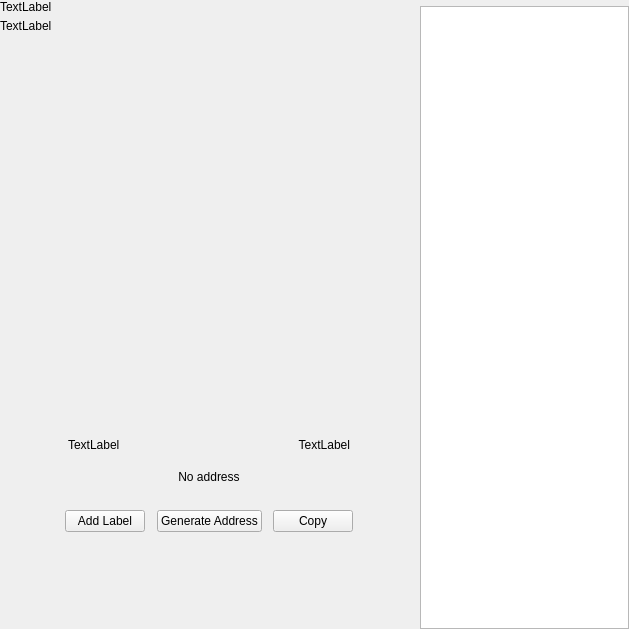
dogecash/dogecash-old, file src/qt/dogecash/forms/receivewidget.ui: the form before one commit.
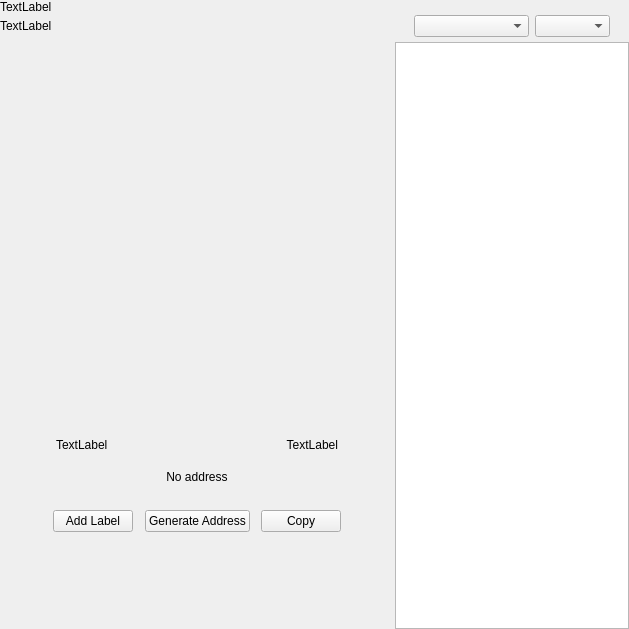
The form after the commit. Custom widgets are drawn as their Qt base class.

The edit to the form file:
```diff
--- a/src/qt/dogecash/forms/receivewidget.ui
+++ b/src/qt/dogecash/forms/receivewidget.ui
@@ -375,6 +375,66 @@
           </item>
          </layout>
         </item>
+         <item>
+         <widget class="QWidget" name="sortWidget" native="true">
+          <layout class="QHBoxLayout" name="horizontalLayout_6">
+           <property name="leftMargin">
+            <number>19</number>
+           </property>
+           <property name="rightMargin">
+            <number>19</number>
+           </property>
+           <property name="bottomMargin">
+            <number>5</number>
+           </property>
+           <item>
+            <spacer name="horizontalSpacer_3">
+             <property name="orientation">
+              <enum>Qt::Horizontal</enum>
+             </property>
+             <property name="sizeHint" stdset="0">
+              <size>
+               <width>40</width>
+               <height>20</height>
+              </size>
+             </property>
+            </spacer>
+           </item>
+           <item>
+            <widget class="QComboBox" name="comboBoxSort">
+             <property name="sizePolicy">
+              <sizepolicy hsizetype="Preferred" vsizetype="Fixed">
+               <horstretch>0</horstretch>
+               <verstretch>0</verstretch>
+              </sizepolicy>
+             </property>
+             <property name="minimumSize">
+              <size>
+               <width>115</width>
+               <height>0</height>
+              </size>
+             </property>
+            </widget>
+           </item>
+           <item>
+            <widget class="QComboBox" name="comboBoxSortOrder">
+             <property name="sizePolicy">
+              <sizepolicy hsizetype="Preferred" vsizetype="Fixed">
+               <horstretch>0</horstretch>
+               <verstretch>0</verstretch>
+              </sizepolicy>
+             </property>
+             <property name="minimumSize">
+              <size>
+               <width>75</width>
+               <height>0</height>
+              </size>
+             </property>
+            </widget>
+           </item>
+          </layout>
+         </widget>
+        </item>
         <item>
          <widget class="QListView" name="listViewAddress"/>
         </item>
```
